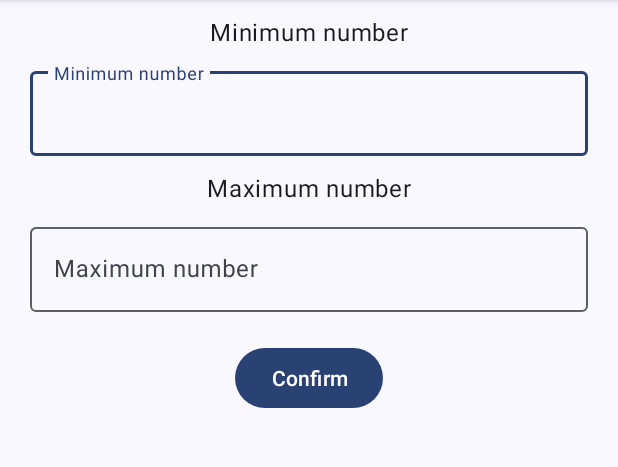
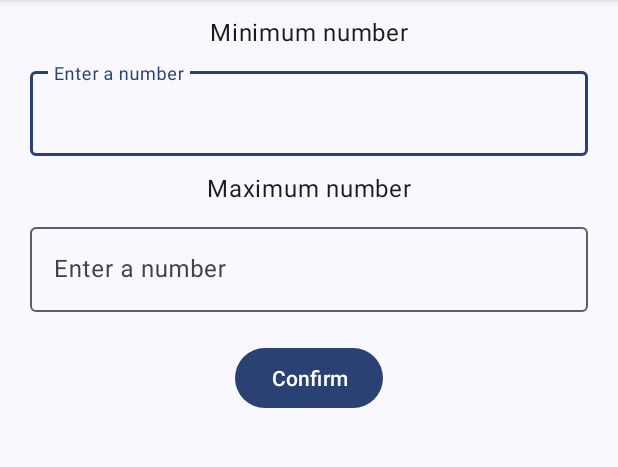
Before and after one commit to LeddaZ/RandomNumberGenerator, an Android app: the screen it shows after launch (MainActivity), on a phone screen of 412 x 824 dp, the part 96-563 px from its top. Run offline under Robolectric (Android 15) with nearby library versions, the phone set to English and light mode, and no system bars.

Commit message:
RandomNumberGenerator: Use a better hint for input fields
Signed-off-by: Leonardo Ledda <leonardoledda@gmail.com>

```diff
--- a/app/src/main/res/layout/activity_main.xml
+++ b/app/src/main/res/layout/activity_main.xml
@@ -24,7 +24,7 @@
         android:layout_height="wrap_content"
         android:layout_marginLeft="20dp"
         android:layout_marginRight="20dp"
-        android:hint="@string/min_text"
+        android:hint="@string/enter_number"
         app:layout_constraintBottom_toTopOf="@id/max_textview"
         app:layout_constraintTop_toBottomOf="@id/min_textview">
 
@@ -53,7 +53,7 @@
         android:layout_height="wrap_content"
         android:layout_marginLeft="20dp"
         android:layout_marginRight="20dp"
-        android:hint="@string/max_text"
+        android:hint="@string/enter_number"
         app:layout_constraintBottom_toTopOf="@id/confirm_button"
         app:layout_constraintTop_toBottomOf="@id/max_textview">
 
--- a/app/src/main/res/values/strings.xml
+++ b/app/src/main/res/values/strings.xml
@@ -5,4 +5,5 @@
     <string name="max_text">Maximum number</string>
     <string name="confirm_text">Confirm</string>
     <string name="rand_num">0</string>
+    <string name="enter_number">Enter a number</string>
 </resources>
```
